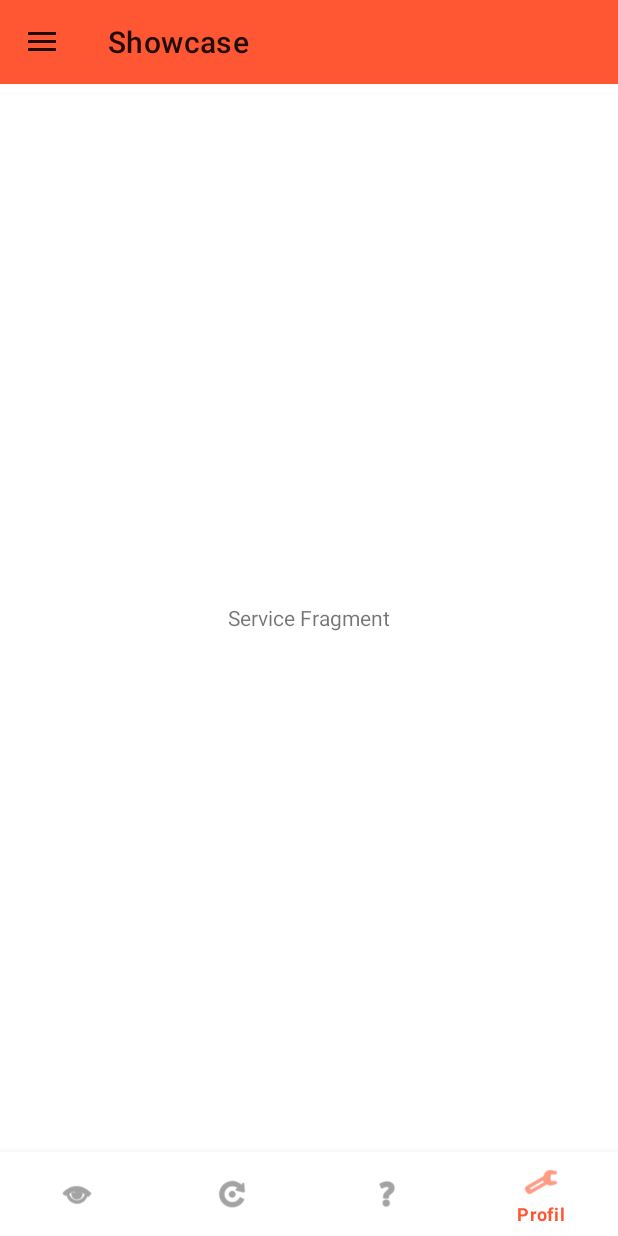
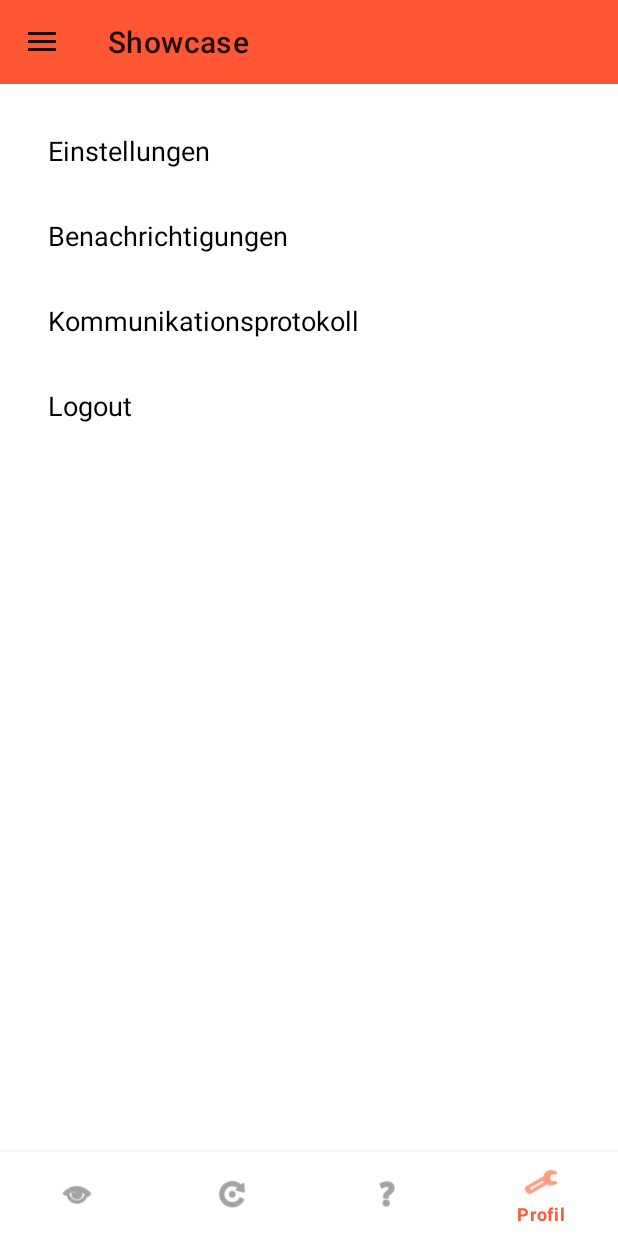
Before and after one commit to hosentraeger/DeeplinkWebviewApp, an Android app built with Jetpack Compose: the ProfileFragment screen opened through its navigation route, on a phone screen of 412 x 824 dp. Run offline under Robolectric (Android 15) with nearby library versions, the phone set to English and light mode, and no system bars; our stand-ins replace navigation-ui; pictures from the network do not load.

Commit message:
Profile-Menü fertig gestellt

```diff
--- a/app/src/main/java/com/example/deeplinkwebviewapp/ui/MainActivity.kt
+++ b/app/src/main/java/com/example/deeplinkwebviewapp/ui/MainActivity.kt
@@ -647,7 +647,7 @@ class MainActivity : AppCompatActivity(), ChooseInstitionBottomSheet.OnChoiceSel
  */
     }
 
-    private fun showSettings() {
+    fun showSettings() {
         startActivity(
             Intent(
                 this,
--- a/app/src/main/java/com/example/deeplinkwebviewapp/ui/ProfileFragment.kt
+++ b/app/src/main/java/com/example/deeplinkwebviewapp/ui/ProfileFragment.kt
@@ -1,61 +1,70 @@
 package com.example.deeplinkwebviewapp.ui
-
+import android.content.Intent
 import android.os.Bundle
 import android.view.LayoutInflater
 import android.view.View
 import android.view.ViewGroup
 import androidx.fragment.app.Fragment
+import androidx.lifecycle.ViewModelProvider
+import androidx.recyclerview.widget.RecyclerView
 import com.example.deeplinkwebviewapp.R
+import com.example.deeplinkwebviewapp.ui.adapter.ProfileMenuAdapter
+import com.example.deeplinkwebviewapp.viewmodel.ProfileViewModel
+import androidx.recyclerview.widget.LinearLayoutManager
 
-// TODO: Rename parameter arguments, choose names that match
-// the fragment initialization parameters, e.g. ARG_ITEM_NUMBER
-private const val ARG_PARAM1 = "param1"
-private const val ARG_PARAM2 = "param2"
+class ProfileFragment : Fragment() {
 
-
-/**
- * A simple [Fragment] subclass.
- * Use the [ProfileFragment.newInstance] factory method to
- * create an instance of this fragment.
- */
-class ProfileFragment : Fragment() {
-    // TODO: Rename and change types of parameters
-    private var param1: String? = null
-    private var param2: String? = null
-
-    override fun onCreate(savedInstanceState: Bundle?) {
-        super.onCreate(savedInstanceState)
-        arguments?.let {
-            param1 = it.getString(ARG_PARAM1)
-            param2 = it.getString(ARG_PARAM2)
-        }
-    }
+    private lateinit var profileMenuAdapter: ProfileMenuAdapter
+    private lateinit var profileViewModel: ProfileViewModel
 
     override fun onCreateView(
         inflater: LayoutInflater, container: ViewGroup?,
         savedInstanceState: Bundle?
     ): View? {
-        // Inflate the layout for this fragment
         return inflater.inflate(R.layout.fragment_profile, container, false)
     }
 
-    companion object {
-        /**
-         * Use this factory method to create a new instance of
-         * this fragment using the provided parameters.
-         *
-         * @param param1 Parameter 1.
-         * @param param2 Parameter 2.
-         * @return A new instance of fragment DashboardFragment.
-         */
-        // TODO: Rename and change types and number of parameters
-        @JvmStatic
-        fun newInstance(param1: String, param2: String) =
-            ProfileFragment().apply {
-                arguments = Bundle().apply {
-                    putString(ARG_PARAM1, param1)
-                    putString(ARG_PARAM2, param2)
-                }
+    override fun onViewCreated(view: View, savedInstanceState: Bundle?) {
+        super.onViewCreated(view, savedInstanceState)
+
+        // ViewModel mit Application-Kontext erstellen
+        profileViewModel = ViewModelProvider(
+            this,
+            ViewModelProvider.AndroidViewModelFactory.getInstance(requireActivity().application)
+        ).get(ProfileViewModel::class.java)
+
+        val recyclerView: RecyclerView = view.findViewById(R.id.profile_menu_recycler_view)
+
+        profileViewModel.menuItems.observe(viewLifecycleOwner) { menuItems ->
+            profileMenuAdapter = ProfileMenuAdapter(menuItems) { selectedItem ->
+                profileViewModel.selectMenuItem(selectedItem)
             }
+            recyclerView.apply {
+                layoutManager = LinearLayoutManager(context)
+                adapter = profileMenuAdapter
+            }
+        }
+
+        profileViewModel.selectedMenuItem.observe(viewLifecycleOwner) { selectedItem ->
+            handleMenuClick(selectedItem)
+        }
+    }
+
+    private fun handleMenuClick(menuItem: String) {
+        when (menuItem) {
+            "Einstellungen" -> {
+                (activity as? MainActivity)?.showSettings()
+            }
+            "Benachrichtigungen" -> {
+                // Navigate to the notifications screen
+            }
+            "Kommunikationsprotokoll" -> {
+                val intent = Intent(requireContext(), LogActivity::class.java)
+                startActivity(intent)
+            }
+            "Logout" -> {
+                activity?.finishAffinity()
+            }
+        }
     }
 }
--- /dev/null
+++ b/app/src/main/java/com/example/deeplinkwebviewapp/ui/adapter/ProfileMenuAdapter.kt
@@ -0,0 +1,35 @@
+package com.example.deeplinkwebviewapp.ui.adapter
+import com.example.deeplinkwebviewapp.R
+import android.view.LayoutInflater
+import android.view.View
+import android.view.ViewGroup
+import android.widget.TextView
+import androidx.recyclerview.widget.RecyclerView
+
+class ProfileMenuAdapter(
+    private val menuItems: List<String>,
+    private val onItemClick: (String) -> Unit
+) : RecyclerView.Adapter<ProfileMenuAdapter.ProfileMenuViewHolder>() {
+
+    inner class ProfileMenuViewHolder(itemView: View) : RecyclerView.ViewHolder(itemView) {
+        val textView: TextView = itemView.findViewById(R.id.menu_item_text)
+
+        init {
+            itemView.setOnClickListener {
+                val item = menuItems[adapterPosition]
+                onItemClick(item)
+            }
+        }
+    }
+
+    override fun onCreateViewHolder(parent: ViewGroup, viewType: Int): ProfileMenuViewHolder {
+        val view = LayoutInflater.from(parent.context).inflate(R.layout.item_profile_menu, parent, false)
+        return ProfileMenuViewHolder(view)
+    }
+
+    override fun onBindViewHolder(holder: ProfileMenuViewHolder, position: Int) {
+        holder.textView.text = menuItems[position]
+    }
+
+    override fun getItemCount(): Int = menuItems.size
+}
--- /dev/null
+++ b/app/src/main/java/com/example/deeplinkwebviewapp/viewmodel/ProfileViewModel.kt
@@ -0,0 +1,28 @@
+package com.example.deeplinkwebviewapp.viewmodel
+
+import android.app.Application
+import androidx.lifecycle.AndroidViewModel
+import androidx.lifecycle.LiveData
+import androidx.lifecycle.MutableLiveData
+
+class ProfileViewModel(application: Application) : AndroidViewModel(application) {
+    // Liste der Menüeinträge
+    private val _menuItems = MutableLiveData<List<String>>(
+        listOf(
+            "Einstellungen",
+            "Benachrichtigungen",
+            "Kommunikationsprotokoll",
+            "Logout"
+        )
+    )
+    val menuItems: LiveData<List<String>> = _menuItems
+
+    // LiveData für das ausgewählte Menüelement
+    private val _selectedMenuItem = MutableLiveData<String>()
+    val selectedMenuItem: LiveData<String> = _selectedMenuItem
+
+    // Funktion zum Setzen des ausgewählten Menüelements
+    fun selectMenuItem(item: String) {
+        _selectedMenuItem.value = item
+    }
+}
--- a/app/src/main/res/layout/activity_main.xml
+++ b/app/src/main/res/layout/activity_main.xml
@@ -5,11 +5,27 @@
     android:layout_width="match_parent"
     android:layout_height="match_parent">
 
+    <!-- LinearLayout for Toolbar and Main Content -->
+    <LinearLayout
+        android:layout_width="match_parent"
+        android:layout_height="match_parent"
+        android:orientation="vertical">
+
+        <!-- Toolbar -->
+        <androidx.appcompat.widget.Toolbar
+            android:id="@+id/toolbar"
+            android:layout_width="match_parent"
+            android:layout_height="?attr/actionBarSize"
+            android:background="?attr/colorPrimary"
+            android:theme="@style/ThemeOverlay.AppCompat.ActionBar"
+            app:popupTheme="@style/ThemeOverlay.AppCompat.Light" />
+
         <!-- Main Content -->
         <FrameLayout
             android:id="@+id/main_content"
             android:layout_width="match_parent"
-        android:layout_height="match_parent">
+            android:layout_height="0dp"
+            android:layout_weight="1">
 
             <!-- NavHostFragment for Navigation -->
             <androidx.fragment.app.FragmentContainerView
@@ -20,31 +36,15 @@
                 app:navGraph="@navigation/nav_graph"
                 app:defaultNavHost="true" />
 
-        <!-- LinearLayout for main content -->
-        <LinearLayout
-            android:layout_width="match_parent"
-            android:layout_height="match_parent"
-            android:orientation="vertical"
-            android:background="@android:color/transparent">
+        </FrameLayout>
 
-            <!-- Toolbar -->
-            <androidx.appcompat.widget.Toolbar
-                android:id="@+id/toolbar"
-                android:layout_width="match_parent"
-                android:layout_height="?attr/actionBarSize"
-                android:background="?attr/colorPrimary"
-                android:theme="@style/ThemeOverlay.AppCompat.ActionBar"
-                app:popupTheme="@style/ThemeOverlay.AppCompat.Light" />
-        </LinearLayout>
         <!-- Bottom Navigation View -->
         <com.google.android.material.bottomnavigation.BottomNavigationView
             android:id="@+id/bottom_navigation"
             android:layout_width="match_parent"
             android:layout_height="wrap_content"
-            android:layout_gravity="bottom"
             app:menu="@menu/bottom_nav_menu" />
-
-    </FrameLayout>
+    </LinearLayout>
 
     <!-- Navigation View (Burger Menu) -->
     <com.google.android.material.navigation.NavigationView
--- a/app/src/main/res/layout/fragment_profile.xml
+++ b/app/src/main/res/layout/fragment_profile.xml
@@ -5,11 +5,10 @@
     android:layout_height="match_parent"
     tools:context=".ui.DashboardFragment">
 
-    <!-- TODO: Update blank fragment layout -->
-    <TextView
-        android:layout_width="wrap_content"
-        android:layout_height="wrap_content"
-        android:layout_gravity="center"
-        android:text="@string/hello_service_fragment" />
+    <androidx.recyclerview.widget.RecyclerView
+        android:id="@+id/profile_menu_recycler_view"
+        android:layout_width="match_parent"
+        android:layout_height="match_parent"
+        android:padding="16dp" />
 
 </FrameLayout>
--- /dev/null
+++ b/app/src/main/res/layout/item_profile_menu.xml
@@ -0,0 +1,14 @@
+<?xml version="1.0" encoding="utf-8"?>
+<LinearLayout xmlns:android="http://schemas.android.com/apk/res/android"
+    android:layout_width="match_parent"
+    android:layout_height="wrap_content"
+    android:padding="16dp"
+    android:orientation="vertical">
+
+    <TextView
+        android:id="@+id/menu_item_text"
+        android:layout_width="match_parent"
+        android:layout_height="wrap_content"
+        android:textSize="18sp"
+        android:textColor="@android:color/black"/>
+</LinearLayout>
```
Lines whose indentation alone changed are shown as unchanged.
